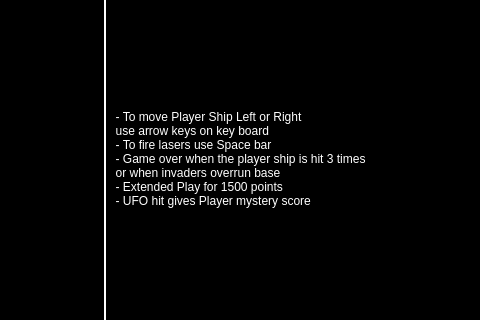
First picture: the form in instruct.ui, repository MicahMumaw/Space_-_Invaders, before the edit; both pictures show x 266 to 746 and y 247 to 567 of the 1336 by 768 pixel window.
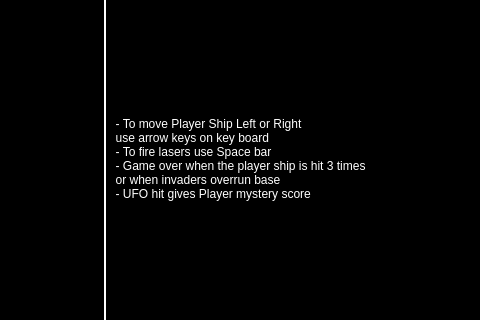
Second picture: the form after the edit.

What changed in the file:
```diff
--- a/instruct.ui
+++ b/instruct.ui
@@ -70,7 +70,6 @@
   - To fire lasers use Space bar
   - Game over when the player ship is hit 3 times
   or when invaders overrun base 
-  - Extended Play for 1500 points
   - UFO hit gives Player mystery score</string>
    </property>
   </widget>
```
